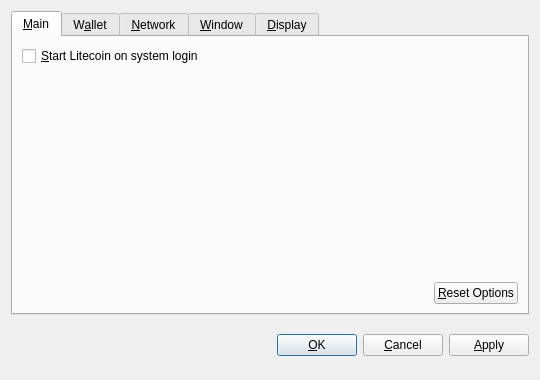
First picture: the form in src/qt/forms/optionsdialog.ui, repository ShardScape/ShardScrypt, before the edit.
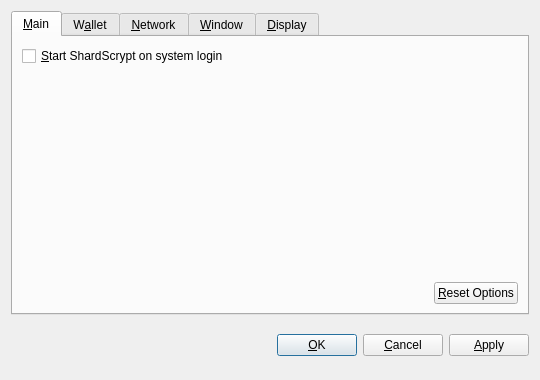
Second picture: the form after the edit. Custom widgets are drawn as their Qt base class.

The edit to the form file:
```diff
--- a/src/qt/forms/optionsdialog.ui
+++ b/src/qt/forms/optionsdialog.ui
@@ -36,7 +36,7 @@
           <string>Automatically start Litecoin after logging in to the system.</string>
          </property>
          <property name="text">
-          <string>&amp;Start Litecoin on system login</string>
+          <string>&amp;Start ShardScrypt on system login</string>
          </property>
         </widget>
        </item>
```
Left out of the diff: 10 changed lines with no effect on the pictures.
